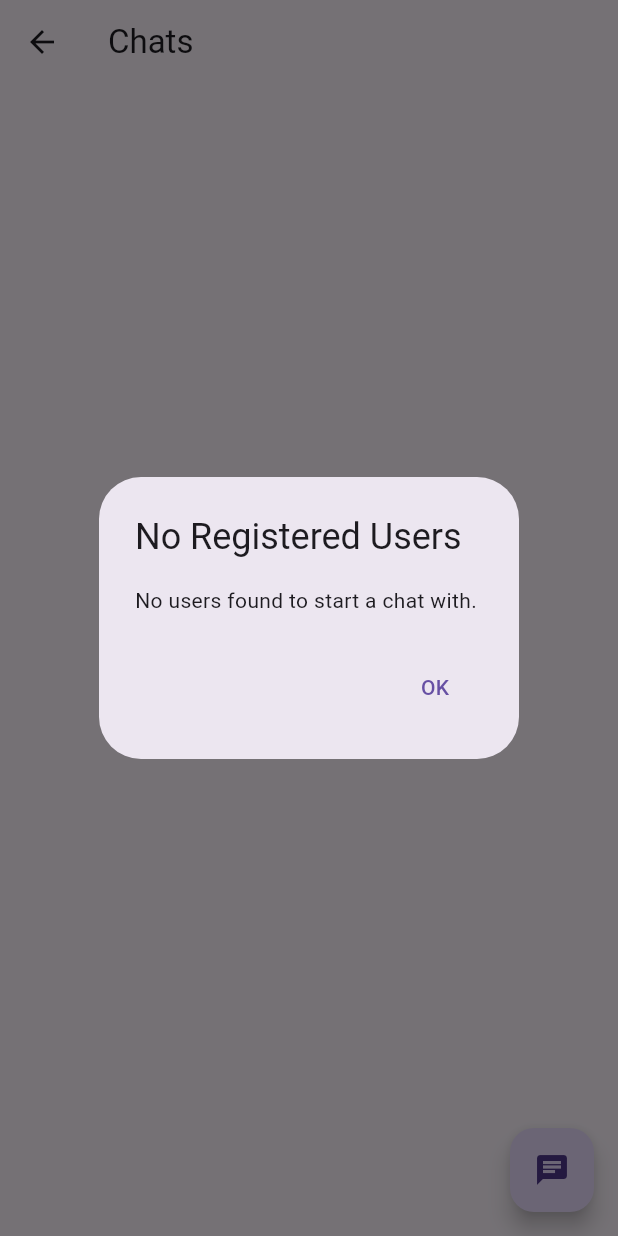
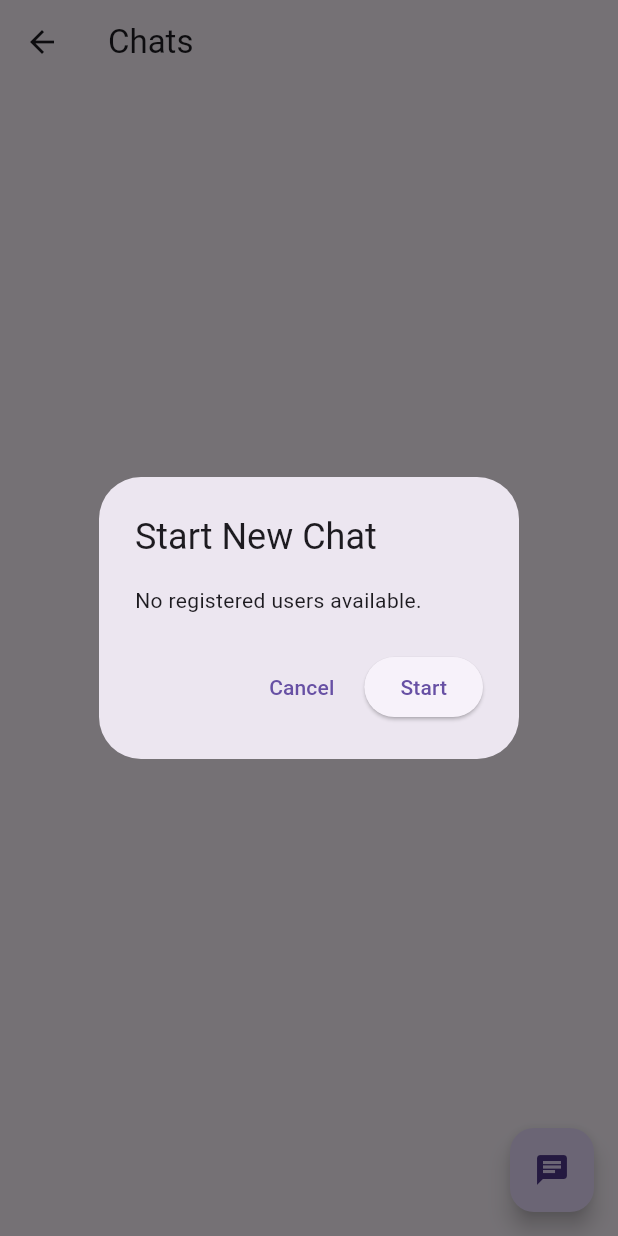
Before and after one commit to Redeat-Birhane/-2025-project-phase-mobile-tasks-, a Flutter app: the ChatListScreen screen opened by its route, after a tap on the "chat" icon, on a phone screen of 412 x 824 dp. Run offline on Flutter 3.47's test engine with Material 3 defaults, Android fonts, the phone set to English and light mode, and no system bars; our stand-ins replace bloc, dartz, equatable, flutter_bloc, internet_connection_checker, shared_preferences and 1 more; accounts and stored records are empty; network calls fail.

Commit message:
add dropdown list of registered users

```diff
--- a/mobile/redeat/lib/features/chat/data/local_user_storage.dart
+++ b/mobile/redeat/lib/features/chat/data/local_user_storage.dart
@@ -1,39 +1,46 @@
+import 'package:shared_preferences/shared_preferences.dart';
 import 'dart:convert';
 
-import 'package:shared_preferences/shared_preferences.dart';
-
 class LocalUserStorage {
-  static const _keyRegisteredUsers = 'registered_users';
+  static const String _usersKey = 'registered_users';
 
 
-  static Future<void> addRegisteredUser(Map<String, dynamic> user) async {
+  static Future<void> saveUser(String id, String name, String email) async {
     final prefs = await SharedPreferences.getInstance();
-    final usersJson = prefs.getString(_keyRegisteredUsers);
-    List<dynamic> users = usersJson != null ? json.decode(usersJson) : [];
+    final usersJson = prefs.getString(_usersKey);
+    List<Map<String, String>> users = [];
+
+    if (usersJson != null) {
+      users = List<Map<String, String>>.from(jsonDecode(usersJson));
+    }
 
 
-    final existingIndex = users.indexWhere((u) => u['id'] == user['id']);
-    if (existingIndex >= 0) {
-      users[existingIndex] = user;
+    final existingIndex = users.indexWhere((u) => u['id'] == id);
+
+    if (existingIndex != -1) {
+
+      users[existingIndex] = {'id': id, 'name': name, 'email': email};
     } else {
-      users.add(user);
+
+      users.add({'id': id, 'name': name, 'email': email});
     }
 
-    await prefs.setString(_keyRegisteredUsers, json.encode(users));
+    await prefs.setString(_usersKey, jsonEncode(users));
   }
 
-
-  static Future<List<Map<String, dynamic>>> getRegisteredUsers() async {
+  /// Get all registered users
+  static Future<List<Map<String, String>>> getRegisteredUsers() async {
     final prefs = await SharedPreferences.getInstance();
-    final usersJson = prefs.getString(_keyRegisteredUsers);
-    if (usersJson == null) return [];
-    final List<dynamic> users = json.decode(usersJson);
-    return users.cast<Map<String, dynamic>>();
+    final usersJson = prefs.getString(_usersKey);
+    if (usersJson != null) {
+      return List<Map<String, String>>.from(jsonDecode(usersJson));
+    }
+    return [];
   }
 
-
+  /// Clear all users (for testing/debug)
   static Future<void> clearUsers() async {
     final prefs = await SharedPreferences.getInstance();
-    await prefs.remove(_keyRegisteredUsers);
+    await prefs.remove(_usersKey);
   }
 }
--- a/mobile/redeat/lib/features/chat/presentation/pages/chat_list_page.dart
+++ b/mobile/redeat/lib/features/chat/presentation/pages/chat_list_page.dart
@@ -1,63 +1,76 @@
 import 'package:flutter/material.dart';
 import 'package:flutter_bloc/flutter_bloc.dart';
-
+import '../../../auth/data/local_user_storage.dart';
 import '../bloc/chat_bloc.dart';
 import 'chat_detail_page.dart';
-import '../../data/local_user_storage.dart';
 
-class ChatListScreen extends StatelessWidget {
+class ChatListScreen extends StatefulWidget {
   final String currentUserId;
 
   const ChatListScreen({super.key, required this.currentUserId});
 
-  void _showInitiateChatDialog(BuildContext context) async {
-    final registeredUsers = await LocalUserStorage.getRegisteredUsers();
+  @override
+  State<ChatListScreen> createState() => _ChatListScreenState();
+}
 
-    if (registeredUsers.isEmpty) {
-      showDialog(
-        context: context,
-        builder: (_) => AlertDialog(
-          title: const Text('No Registered Users'),
-          content: const Text('No users found to start a chat with.'),
-          actions: [
-            TextButton(
-              onPressed: () => Navigator.of(context).pop(),
-              child: const Text('OK'),
-            ),
-          ],
-        ),
-      );
-      return;
-    }
+class _ChatListScreenState extends State<ChatListScreen> {
+  List<Map<String, dynamic>> registeredUsers = [];
+
+  @override
+  void initState() {
+    super.initState();
+    _loadRegisteredUsers();
+  }
+
+  Future<void> _loadRegisteredUsers() async {
+    final users = await LocalUserStorage.getRegisteredUsers();
+    setState(() {
+      registeredUsers = users
+          .where((user) => user['id']?.toString() != widget.currentUserId)
+          .toList();
+    });
+  }
+
+  void _showInitiateChatDialog(BuildContext context) {
+    String? selectedUserId;
 
     showDialog(
       context: context,
       builder: (context) {
         return AlertDialog(
           title: const Text('Start New Chat'),
-          content: SizedBox(
-            width: double.maxFinite,
-            height: 300,
-            child: ListView.builder(
-              shrinkWrap: true,
-              itemCount: registeredUsers.length,
-              itemBuilder: (context, index) {
-                final user = registeredUsers[index];
-                return ListTile(
-                  title: Text(user['name'] ?? 'Unknown'),
-                  subtitle: Text(user['email'] ?? ''),
-                  onTap: () {
-                    context.read<ChatBloc>().add(InitiateChat(user['id']));
-                    Navigator.of(context).pop();
-                  },
-                );
-              },
-            ),
+          content: registeredUsers.isEmpty
+              ? const Text('No registered users available.')
+              : DropdownButtonFormField<String>(
+            items: registeredUsers
+                .map<DropdownMenuItem<String>>(
+                    (Map<String, dynamic> user) {
+                  final userId = user['id']?.toString() ?? '';
+                  final userName = user['name']?.toString() ?? 'Unknown';
+                  return DropdownMenuItem<String>(
+                    value: userId,
+                    child: Text(userName),
+                  );
+                }).toList(),
+            onChanged: (value) {
+              selectedUserId = value;
+            },
+            decoration:
+            const InputDecoration(labelText: 'Select a user'),
           ),
           actions: [
             TextButton(
               onPressed: () => Navigator.of(context).pop(),
               child: const Text('Cancel'),
+            ),
+            ElevatedButton(
+              onPressed: () {
+                if (selectedUserId != null && selectedUserId!.isNotEmpty) {
+                  context.read<ChatBloc>().add(InitiateChat(selectedUserId!));
+                  Navigator.of(context).pop();
+                }
+              },
+              child: const Text('Start'),
             ),
           ],
         );
@@ -79,8 +92,8 @@ class ChatListScreen extends StatelessWidget {
                 MaterialPageRoute(
                   builder: (_) => ChatDetailScreen(
                     chatId: newChat.id,
-                    chatName: newChat.getName(currentUserId),
-                    currentUserId: currentUserId,
+                    chatName: newChat.getName(widget.currentUserId),
+                    currentUserId: widget.currentUserId,
                   ),
                 ),
               );
@@ -97,7 +110,7 @@ class ChatListScreen extends StatelessWidget {
                 itemCount: chats.length,
                 itemBuilder: (context, index) {
                   final chat = chats[index];
-                  final displayName = chat.getName(currentUserId);
+                  final displayName = chat.getName(widget.currentUserId);
                   return ListTile(
                     leading: CircleAvatar(
                       child: Text(
@@ -106,7 +119,8 @@ class ChatListScreen extends StatelessWidget {
                             : '?',
                       ),
                     ),
-                    title: Text(displayName.isNotEmpty ? displayName : 'Unknown'),
+                    title: Text(
+                        displayName.isNotEmpty ? displayName : 'Unknown'),
                     subtitle: Text(chat.lastMessage ?? ''),
                     trailing: (chat.unreadCount ?? 0) > 0
                         ? CircleAvatar(
@@ -124,8 +138,10 @@ class ChatListScreen extends StatelessWidget {
                         MaterialPageRoute(
                           builder: (_) => ChatDetailScreen(
                             chatId: chat.id,
-                            chatName: displayName.isNotEmpty ? displayName : 'Unknown',
-                            currentUserId: currentUserId,
+                            chatName: displayName.isNotEmpty
+                                ? displayName
+                                : 'Unknown',
+                            currentUserId: widget.currentUserId,
                           ),
                         ),
                       );
```
